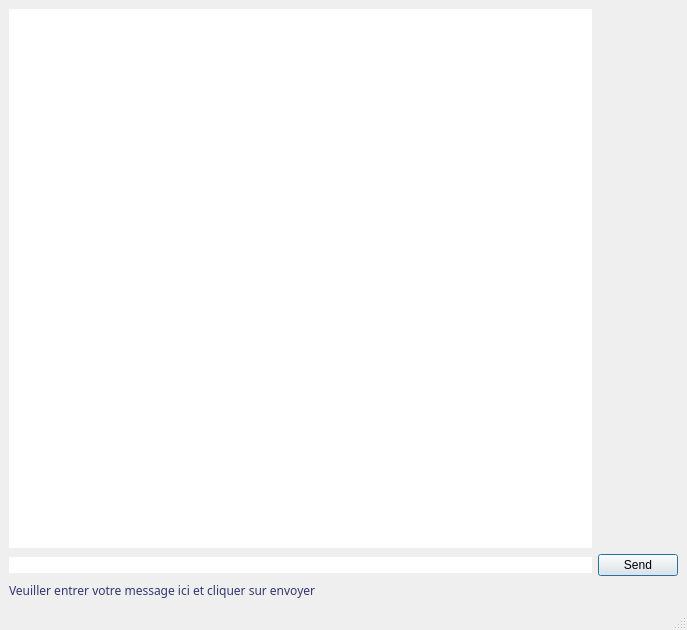
Old version of the form TvEase6/TvEase/pmwindow.ui in the repository AzizMtg/TvEase--QTCompanyManager_Desktop_App.
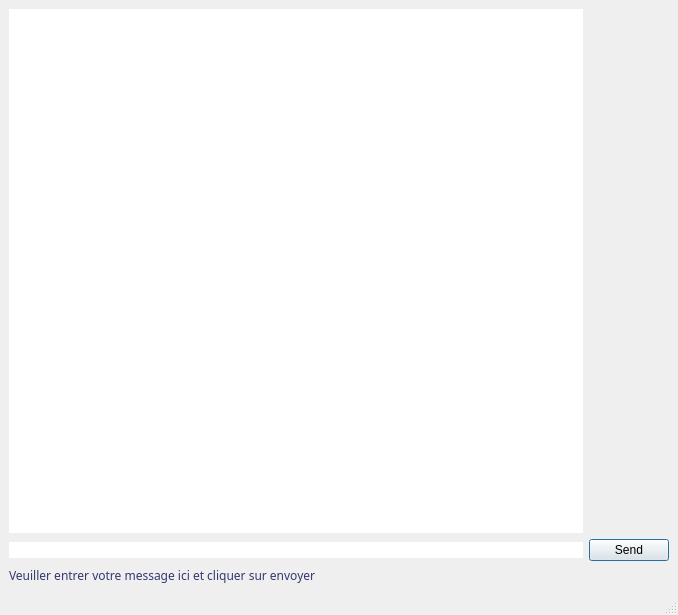
New version of the form. Icons and pictures are not drawn.

Diff of the .ui file:
```diff
--- a/TvEase6/TvEase/pmwindow.ui
+++ b/TvEase6/TvEase/pmwindow.ui
@@ -6,8 +6,8 @@
    <rect>
     <x>0</x>
     <y>0</y>
-    <width>687</width>
-    <height>630</height>
+    <width>678</width>
+    <height>615</height>
    </rect>
   </property>
   <property name="windowTitle">
```
Left out of the diff: 14 changed lines with no effect on the pictures.
